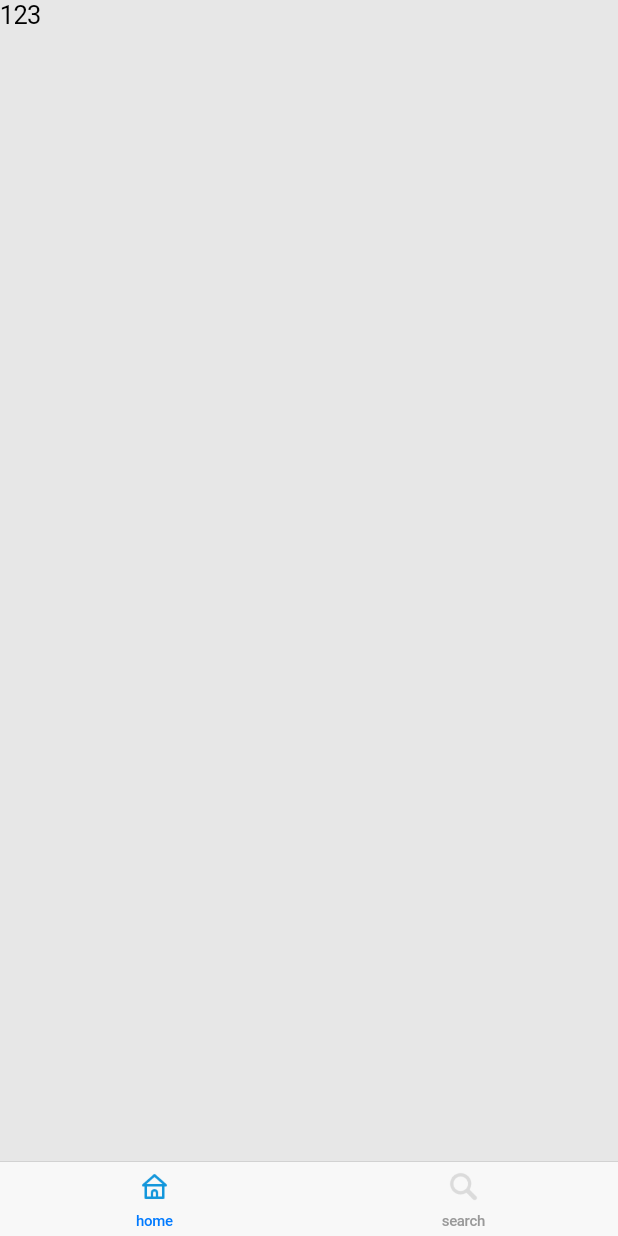
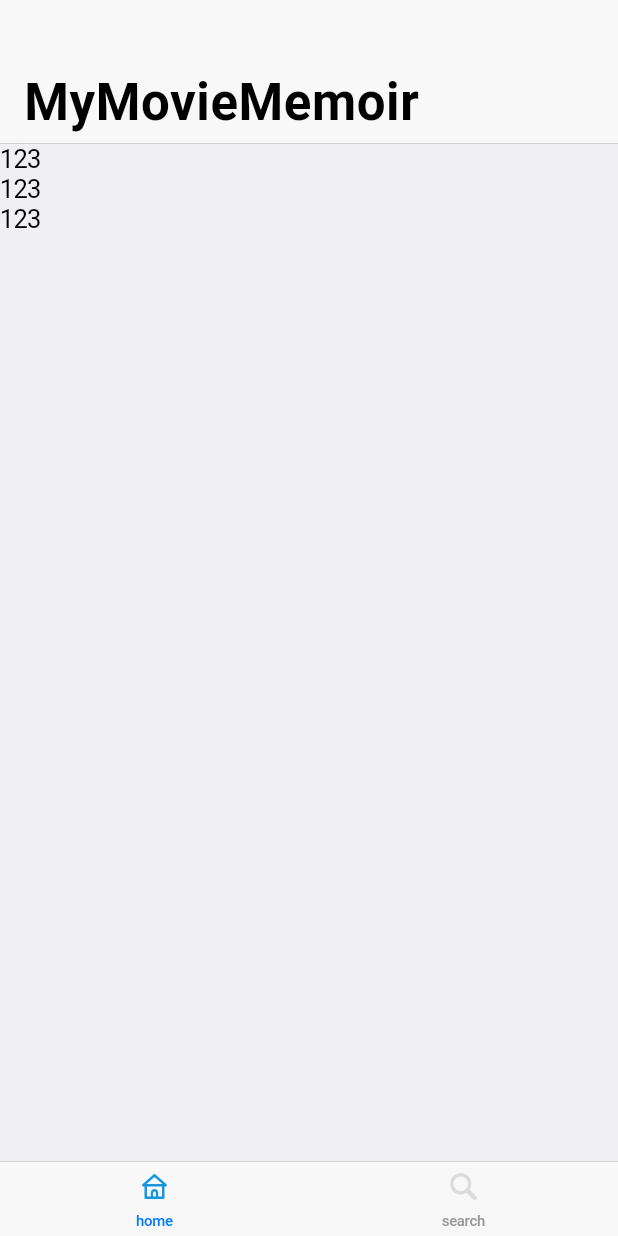
Before and after one commit to sunkaiiii/my_movie_memoir_flutter, a Flutter app: the screen it shows after launch, on a phone screen of 412 x 824 dp. Run offline on Flutter 3.47's test engine with Material 2 defaults, Android fonts, the phone set to English and light mode, and no system bars.

Commit message:
网络请求基础类 part1

```diff
--- a/lib/main.dart
+++ b/lib/main.dart
@@ -1,6 +1,6 @@
 import 'package:flutter/cupertino.dart';
 import 'package:flutter/material.dart';
-import 'package:my_movie_memoir_flutter/widget/BottomTabView.dart';
+import 'package:my_movie_memoir_flutter/widget/MainPageViews.dart';
 
 void main() {
   runApp(MyApp());
@@ -12,7 +12,7 @@ class MyApp extends StatelessWidget {
   Widget build(BuildContext context) {
     return CupertinoApp(
         title: 'MyMovieMemoir',
-        home:BottomTabView()
+        home:MainPageViews()
     );
   }
 
--- /dev/null
+++ b/lib/network/Api.dart
@@ -0,0 +1,15 @@
+class MyMovieMemoirAPI{
+  String requestName;
+  String requestUrl;
+  RequestType requestType;
+  MyMovieMemoirAPI(String requestName,String requestUrl,RequestType requestType){
+    this.requestName=requestName;
+    this.requestUrl=requestUrl;
+    this.requestType=requestType;
+  }
+  static MyMovieMemoirAPI getTrendByWeek=MyMovieMemoirAPI("getTrend", "https://api.themoviedb.org/3/trending", RequestType.GET);
+}
+
+enum RequestType{
+  GET,POST
+}
--- /dev/null
+++ b/lib/network/interface/GetRequestModel.dart
@@ -0,0 +1,4 @@
+abstract class GetRequestModel{
+  List<String> getParameter();
+  List<String> getPathNames();
+}
--- /dev/null
+++ b/lib/network/request/GetTrendRequest.dart
@@ -0,0 +1,21 @@
+import 'package:my_movie_memoir_flutter/network/interface/GetRequestModel.dart';
+
+class GetTrendRequest extends GetRequestModel {
+  String mediaType;
+  String time;
+
+  GetTrendRequest(String mediaType, String time) {
+    this.mediaType = mediaType;
+    this.time = time;
+  }
+
+  @override
+  List<String> getParameter() {
+    return [];
+  }
+
+  @override
+  List<String> getPathNames() {
+    return [mediaType, time];
+  }
+}
--- /dev/null
+++ b/lib/widget/MainPage.dart
@@ -0,0 +1,36 @@
+import 'package:flutter/cupertino.dart';
+import 'package:my_movie_memoir_flutter/network/request/GetTrendRequest.dart';
+import 'package:my_movie_memoir_flutter/widget/TrendLayout.dart';
+
+class MainPage extends StatelessWidget{
+  final trendingList=[GetTrendRequest("movie","week"),GetTrendRequest("tv","week"),GetTrendRequest("person","week")];
+
+  @override
+  Widget build(BuildContext context) {
+    return DecoratedBox(
+      decoration: BoxDecoration(
+          color: CupertinoColors.extraLightBackgroundGray),
+      child: CustomScrollView(
+        physics: const BouncingScrollPhysics(parent: AlwaysScrollableScrollPhysics()),
+        slivers: <Widget>[
+          CupertinoSliverNavigationBar(largeTitle: const Text("MyMovieMemoir"),),
+          SliverSafeArea(top: false,
+          sliver: _getTrendingList(),)
+        ],
+      ),
+    );
+  }
+
+  _getTrendingList(){
+    return SliverList(
+      delegate: SliverChildBuilderDelegate((context,index){
+        return getTrendRow(index);
+      },
+      childCount: trendingList.length),
+    );
+  }
+
+  getTrendRow(int index) {
+    return TrendLayout(trendingList[index]);
+  }
+}
--- a/lib/widget/BottomTabView.dart
+++ b/lib/widget/MainPageViews.dart
@@ -1,18 +1,19 @@
 import 'package:flutter/cupertino.dart';
+import 'package:my_movie_memoir_flutter/widget/MainPage.dart';
 
 import '../utils.dart';
 
-class BottomTabView extends StatefulWidget{
+class MainPageViews extends StatefulWidget{
   @override
-  State<BottomTabView> createState() {
-    return BottomTabViewState();
+  State<MainPageViews> createState() {
+    return MainPageViewsState();
   }
 }
 
-class BottomTabViewState extends State<BottomTabView>{
+class MainPageViewsState extends State<MainPageViews>{
   var bottomNavigation=[
-    TabInformation("home",getIconImage('assets/images/home_select.png'),getIconImage('assets/images/home_unselect.png')),
-    TabInformation("search", getIconImage('assets/images/search_select.png'),getIconImage('assets/images/search_unselect.png'))
+    TabInformation("home",getIconImage('assets/images/home_select.png'),getIconImage('assets/images/home_unselect.png'),MainPage()),
+    TabInformation("search", getIconImage('assets/images/search_select.png'),getIconImage('assets/images/search_unselect.png'),Text("123"))
   ];
   int _tabIndex = 0;
   @override
@@ -30,7 +31,7 @@ class BottomTabViewState extends State<BottomTabView>{
       tabBuilder: (context,position){
         return CupertinoTabView(
           builder: (context){
-            return Text("123");
+            return bottomNavigation[position].page;
           },
         );
       },
@@ -50,10 +51,12 @@ class TabInformation {
   String tabName;
   Image selectIcon;
   Image unselectedIcon;
+  Widget page;
 
-  TabInformation(String tabName, Image selectIcon, Image unselectedIcon) {
+  TabInformation(String tabName, Image selectIcon, Image unselectedIcon,Widget page) {
     this.tabName = tabName;
     this.selectIcon = selectIcon;
     this.unselectedIcon = unselectedIcon;
+    this.page=page;
   }
 }
--- /dev/null
+++ b/lib/widget/TrendLayout.dart
@@ -0,0 +1,22 @@
+import 'package:flutter/cupertino.dart';
+import 'package:my_movie_memoir_flutter/network/request/GetTrendRequest.dart';
+
+class TrendLayout extends StatefulWidget{
+  GetTrendRequest request;
+  TrendLayout(GetTrendRequest request){
+    this.request=request;
+  }
+
+  @override
+  State<TrendLayout> createState() {
+    return TrendLayoutState();
+  }
+}
+
+class TrendLayoutState extends State<TrendLayout>{
+  @override
+  Widget build(BuildContext context) {
+    return Text("123");
+  }
+
+}
```
